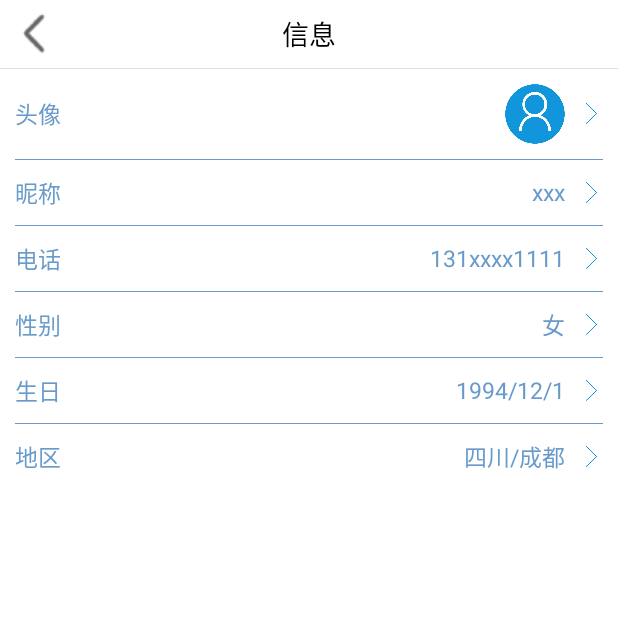
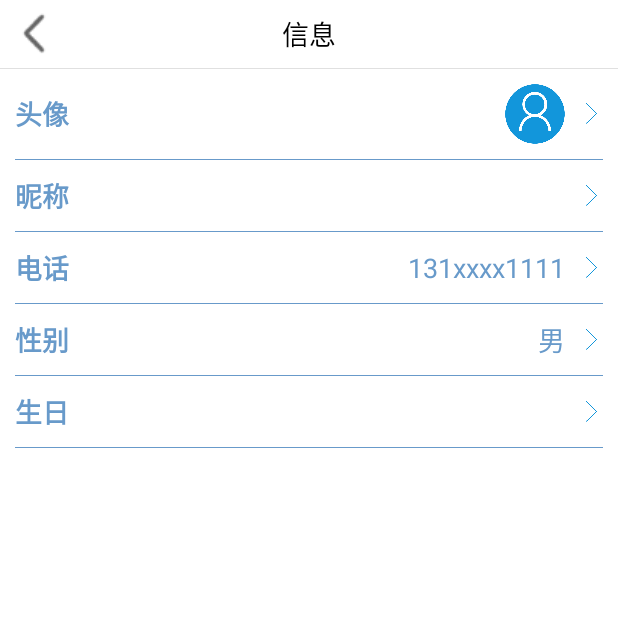
Before and after one commit to Zxl117/repo2, an Android app: the MyInfoActivity screen opened directly, with no data from a screen before it, on a phone screen of 412 x 824 dp, the top half of it. Run offline under Robolectric (Android 15) with nearby library versions, the phone set to English and light mode, and no system bars; our stand-ins replace ButterKnife; 1 statement that could not run was skipped.

Commit message:
更新了个人信息部分的代码

```diff
--- a/app/build.gradle
+++ b/app/build.gradle
@@ -4,11 +4,15 @@ android {
     compileSdkVersion 28
     defaultConfig {
         applicationId "com.king.project"
-        minSdkVersion 23
+        minSdkVersion 19
         targetSdkVersion 28
         versionCode 1
         versionName "1.0"
         testInstrumentationRunner "androidx.test.runner.AndroidJUnitRunner"
+        compileOptions {
+            sourceCompatibility JavaVersion.VERSION_1_8
+            targetCompatibility JavaVersion.VERSION_1_8
+        }
     }
     buildTypes {
         release {
--- a/app/src/main/java/com/king/project/activity/MyInfoActivity.java
+++ b/app/src/main/java/com/king/project/activity/MyInfoActivity.java
@@ -1,15 +1,150 @@
 package com.king.project.activity;
 
+import android.app.AlertDialog;
+import android.app.DatePickerDialog;
+import android.app.Dialog;
+import android.content.DialogInterface;
 import android.os.Bundle;
+import android.view.View;
+import android.widget.DatePicker;
+import android.widget.LinearLayout;
+import android.widget.TextView;
 
 import com.king.project.R;
+import com.king.project.utils.ConstantValue;
+import com.king.project.utils.SpUtil;
 
-public class MyInfoActivity extends BaseActivity {
+import java.time.DayOfWeek;
+import java.time.Month;
+import java.util.Calendar;
+
+import butterknife.BindView;
+import butterknife.ButterKnife;
+
+import static android.app.AlertDialog.THEME_DEVICE_DEFAULT_DARK;
+
+public class MyInfoActivity extends BaseActivity implements View.OnClickListener
+{
+
+    @BindView(R.id.ll_headimg)
+    LinearLayout ll_headimg;
+    @BindView(R.id.ll_nickname)
+    LinearLayout ll_nickname;
+    @BindView(R.id.ll_sex)
+    LinearLayout ll_sex;
+    @BindView(R.id.ll_birthday)
+    LinearLayout ll_birthday;
+    @BindView(R.id.ll_phone)
+    LinearLayout ll_phone;
+    @BindView(R.id.tv_sex)
+    TextView tv_sex;
+    @BindView(R.id.tv_birthday)
+    TextView tv_birthday;
+    @BindView(R.id.tv_phone)
+    TextView tv_phone;
+    @BindView(R.id.tv_nickname)
+    TextView tv_nickname;
+
+    int year; //今年
+    int month; //当前月份
+    int dayOfMonth; //今天
 
     @Override
     protected void onCreate(Bundle savedInstanceState) {
         super.onCreate(savedInstanceState);
         setContentView(R.layout.activity_my_info);
         changTitle("信息");
+        initUI();
+    }
+
+    private void initUI() {
+        ButterKnife.bind(this);
+        ll_headimg.setOnClickListener(this);
+        ll_nickname.setOnClickListener(this);
+        ll_sex.setOnClickListener(this);
+        ll_birthday.setOnClickListener(this);
+        ll_phone.setOnClickListener(this);
+
+
+        //存储图片没有写
+        String nickname=SpUtil.getString(this,ConstantValue.KEY_NICKNAME,"");
+        String sex=SpUtil.getString(this,ConstantValue.KEY_SEX,"男");
+        String birthday =SpUtil.getString(this,ConstantValue.KEY_BIRTHDAY,"");
+        String phone =SpUtil.getString(this,ConstantValue.KEY_PHONENUM,"");
+        tv_nickname.setText(nickname);
+        tv_sex.setText(sex);
+        tv_birthday.setText(birthday);
+        tv_phone.setText(phone);
+
+    }
+
+    @Override
+    public void onClick(View view) {
+        switch (view.getId())
+        {
+            case R.id.ll_headimg:
+                break;
+            case R.id.ll_sex:
+                //弹出对话框
+                showSingleDialog();
+                break;
+            case R.id.ll_phone:
+                break;
+            case R.id.ll_birthday:
+                //获取日历
+                dateDialogShow();
+                break;
+            case R.id.ll_nickname:
+                break;
+        }
+    }
+    private void dateDialogShow() {
+        Calendar calendar =Calendar.getInstance();
+        year=calendar.get(Calendar.YEAR);
+        month=calendar.get(Calendar.MONTH);
+        dayOfMonth=calendar.get(Calendar.DAY_OF_MONTH);
+       DatePickerDialog datePickerDialog=new DatePickerDialog(this,R.style.DateTime,null,year,month,dayOfMonth);
+       datePickerDialog.setCancelable(true);
+       datePickerDialog.setButton(DialogInterface.BUTTON_POSITIVE, "确认", new DialogInterface.OnClickListener() {
+           @Override
+           public void onClick(DialogInterface dialog, int which) {
+               //确定的逻辑代码在监听中实现
+               DatePicker picker = datePickerDialog.getDatePicker();
+                year = picker.getYear();
+                 month = picker.getMonth();
+                 dayOfMonth = picker.getDayOfMonth();
+                 SpUtil.putString(getApplicationContext(),ConstantValue.KEY_BIRTHDAY,year+"-"+(month+1)+"-"+dayOfMonth);
+                  tv_birthday.setText(year+"-"+(month+1)+"-"+dayOfMonth);
+           }
+       });
+        datePickerDialog.setButton(DialogInterface.BUTTON_NEGATIVE, "取消",
+                new DialogInterface.OnClickListener() {
+                    @Override
+                    public void onClick(DialogInterface dialog, int which) {
+                        //取消什么也不用做
+                    }
+                });
+
+       datePickerDialog.show();
+    }
+
+    private void showSingleDialog() {
+        final String []item ={"男","女"};
+        AlertDialog.Builder singlesexchoice=new AlertDialog.Builder(this);
+        singlesexchoice.setSingleChoiceItems(item, 0, new DialogInterface.OnClickListener() {
+            @Override
+            public void onClick(DialogInterface dialogInterface, int i)
+            {
+                 tv_sex.setText(item[i]);
+                dialogInterface.dismiss();
+            }
+        });
+        singlesexchoice.setNegativeButton("取消", new DialogInterface.OnClickListener() {
+            @Override
+            public void onClick(DialogInterface dialogInterface, int i) {
+                dialogInterface.dismiss();
+            }
+        });
+        singlesexchoice.show();
     }
 }
--- a/app/src/main/java/com/king/project/utils/ConstantValue.java
+++ b/app/src/main/java/com/king/project/utils/ConstantValue.java
@@ -5,12 +5,31 @@ public class ConstantValue {
     public static final String KEY_DOSERATE = "key_doserate";
     /*** 累积剂量****/
     public static final String KEY_CUMULATIVE_DOSE = "key_cumulative_dose ";
-    /** * 工作时长*****/
+    /**
+     * 工作时长
+     *****/
     public static final String KEY_WORK_TIME = "key_work_time ";
     /*** 刻度系数*****/
     public static final String KEY_SCALE_COEFFICIENT = "key_scale_coefficient ";
     /*** 工作模式******/
     public static final String KEY_WORK_MODE = "key_dose_accumulation ";
     /*****屏幕常亮********/
-    public static final String  KEY_SCREEN_BRIGHT = "key_screen_bright";
+    public static final String KEY_SCREEN_BRIGHT = "key_screen_bright";
+    /**
+     * 生日日期
+     */
+    public static final String KEY_BIRTHDAY = "key_birthday";
+    /**
+     * 昵称
+     */
+    public static final String KEY_NICKNAME = "key_nickname";
+
+    /**
+     * 性别
+     */
+    public static final String KEY_SEX =" key_sex" ;
+    /**
+     * 电话号码
+     */
+    public static final String KEY_PHONENUM = "key_phonenum";
 }
--- a/app/src/main/java/com/king/project/utils/SpUtil.java
+++ b/app/src/main/java/com/king/project/utils/SpUtil.java
@@ -75,7 +75,6 @@ public class SpUtil
         }
       return   sp.getString(key,value);
 
-
     }
 
 
@@ -86,5 +85,4 @@ public class SpUtil
 
 
 
-
 }
--- a/app/src/main/res/layout/activity_my_info.xml
+++ b/app/src/main/res/layout/activity_my_info.xml
@@ -4,258 +4,223 @@
     xmlns:tools="http://schemas.android.com/tools"
     android:layout_width="match_parent"
     android:layout_height="match_parent"
+    android:background="@color/White"
     android:orientation="vertical"
-    android:background="@color/White"
     tools:context=".activity.MyInfoActivity">
 
 
-    <include layout="@layout/lay_title"/>
+    <include layout="@layout/lay_title" />
 
     <LinearLayout
-        android:gravity="center_vertical"
-        android:padding="@dimen/Padding_LR"
+        android:id="@+id/ll_headimg"
         android:layout_width="match_parent"
         android:layout_height="wrap_content"
-        android:orientation="horizontal">
+        android:gravity="center_vertical"
+        android:orientation="horizontal"
+        android:padding="@dimen/Padding_LR"
+        >
 
         <TextView
+            style="@style/Font_18"
             android:layout_width="0dp"
+            android:layout_height="wrap_content"
             android:layout_weight="1"
-            android:layout_height="wrap_content"
-            style="@style/Font_15"
+            android:text="头像"
             android:textColor="@color/APP_P"
-            android:text="头像"/>
+            android:textStyle="bold" />
 
 
         <ImageView
             android:layout_width="40dp"
             android:layout_height="40dp"
-            android:src="@mipmap/touxiang"/>
+            android:src="@mipmap/touxiang" />
 
         <ImageView
-            android:layout_marginLeft="@dimen/Padding_LR"
             android:layout_width="15dp"
             android:layout_height="15dp"
-            android:src="@mipmap/right"/>
-
-
+            android:layout_marginLeft="@dimen/Padding_LR"
+            android:src="@mipmap/right" />
 
 
     </LinearLayout>
 
     <View
+        android:layout_width="match_parent"
+        android:layout_height="0.5dp"
         android:layout_marginLeft="@dimen/Padding_LR"
         android:layout_marginRight="@dimen/Padding_LR"
-        android:layout_width="match_parent"
-        android:layout_height="0.5dp"
-        android:background="@color/APP_P"/>
+        android:background="@color/APP_P" />
 
     <LinearLayout
-        android:gravity="center_vertical"
-        android:padding="@dimen/Padding_LR"
+        android:id="@+id/ll_nickname"
         android:layout_width="match_parent"
         android:layout_height="wrap_content"
-        android:orientation="horizontal">
+        android:gravity="center_vertical"
+        android:orientation="horizontal"
+        android:padding="@dimen/Padding_LR">
 
         <TextView
+            style="@style/Font_18"
             android:layout_width="0dp"
+            android:layout_height="wrap_content"
             android:layout_weight="1"
-            android:layout_height="wrap_content"
-            style="@style/Font_15"
+            android:text="昵称"
             android:textColor="@color/APP_P"
-            android:text="昵称"/>
+            android:textStyle="bold" />
 
 
         <TextView
+            android:id="@+id/tv_nickname"
+            style="@style/Font_18"
             android:layout_width="wrap_content"
             android:layout_height="wrap_content"
-           style="@style/Font_15"
-            android:textColor="@color/APP_P"
             android:text="xxx"
-            />
+            android:textColor="@color/APP_P" />
 
         <ImageView
-            android:layout_marginLeft="@dimen/Padding_LR"
             android:layout_width="15dp"
             android:layout_height="15dp"
-            android:src="@mipmap/right"/>
-
-
+            android:layout_marginLeft="@dimen/Padding_LR"
+            android:src="@mipmap/right" />
 
 
     </LinearLayout>
 
 
     <View
+        android:layout_width="match_parent"
+        android:layout_height="0.5dp"
         android:layout_marginLeft="@dimen/Padding_LR"
         android:layout_marginRight="@dimen/Padding_LR"
-        android:layout_width="match_parent"
-        android:layout_height="0.5dp"
-        android:background="@color/APP_P"/>
+        android:background="@color/APP_P" />
 
     <LinearLayout
-        android:gravity="center_vertical"
-        android:padding="@dimen/Padding_LR"
+        android:id="@+id/ll_phone"
         android:layout_width="match_parent"
         android:layout_height="wrap_content"
-        android:orientation="horizontal">
+        android:gravity="center_vertical"
+        android:orientation="horizontal"
+        android:padding="@dimen/Padding_LR">
 
         <TextView
+            style="@style/Font_18"
             android:layout_width="0dp"
+            android:layout_height="wrap_content"
             android:layout_weight="1"
-            android:layout_height="wrap_content"
-            style="@style/Font_15"
+            android:text="电话"
             android:textColor="@color/APP_P"
-            android:text="电话"/>
+            android:textStyle="bold" />
 
 
         <TextView
+            android:id="@+id/tv_phonenumber"
+            style="@style/Font_18"
             android:layout_width="wrap_content"
             android:layout_height="wrap_content"
-            style="@style/Font_15"
-            android:textColor="@color/APP_P"
             android:text="131xxxx1111"
-            />
+            android:textColor="@color/APP_P" />
 
         <ImageView
-            android:layout_marginLeft="@dimen/Padding_LR"
             android:layout_width="15dp"
             android:layout_height="15dp"
-            android:src="@mipmap/right"/>
-
-
+            android:layout_marginLeft="@dimen/Padding_LR"
+            android:src="@mipmap/right" />
 
 
     </LinearLayout>
 
 
     <View
+        android:layout_width="match_parent"
+        android:layout_height="0.5dp"
         android:layout_marginLeft="@dimen/Padding_LR"
         android:layout_marginRight="@dimen/Padding_LR"
-        android:layout_width="match_parent"
-        android:layout_height="0.5dp"
-        android:background="@color/APP_P"/>
+        android:background="@color/APP_P" />
 
     <LinearLayout
-        android:gravity="center_vertical"
-        android:padding="@dimen/Padding_LR"
+        android:id="@+id/ll_sex"
         android:layout_width="match_parent"
         android:layout_height="wrap_content"
-        android:orientation="horizontal">
+        android:gravity="center_vertical"
+        android:orientation="horizontal"
+        android:padding="@dimen/Padding_LR">
 
         <TextView
+            style="@style/Font_18"
             android:layout_width="0dp"
+            android:layout_height="wrap_content"
             android:layout_weight="1"
-            android:layout_height="wrap_content"
-            style="@style/Font_15"
+            android:text="性别"
             android:textColor="@color/APP_P"
-            android:text="性别"/>
+            android:textStyle="bold" />
 
 
         <TextView
+            android:id="@+id/tv_sex"
+            style="@style/Font_18"
             android:layout_width="wrap_content"
             android:layout_height="wrap_content"
-            style="@style/Font_15"
-            android:textColor="@color/APP_P"
             android:text="女"
-            />
+            android:textColor="@color/APP_P" />
 
         <ImageView
-            android:layout_marginLeft="@dimen/Padding_LR"
             android:layout_width="15dp"
             android:layout_height="15dp"
-            android:src="@mipmap/right"/>
-
-
+            android:layout_marginLeft="@dimen/Padding_LR"
+            android:src="@mipmap/right" />
 
 
     </LinearLayout>
 
 
     <View
+        android:layout_width="match_parent"
+        android:layout_height="0.5dp"
         android:layout_marginLeft="@dimen/Padding_LR"
         android:layout_marginRight="@dimen/Padding_LR"
-        android:layout_width="match_parent"
-        android:layout_height="0.5dp"
-        android:background="@color/APP_P"/>
+        android:background="@color/APP_P" />
 
     <LinearLayout
-        android:gravity="center_vertical"
-        android:padding="@dimen/Padding_LR"
+        android:id="@+id/ll_birthday"
         android:layout_width="match_parent"
         android:layout_height="wrap_content"
-        android:orientation="horizontal">
+        android:gravity="center_vertical"
+        android:orientation="horizontal"
+        android:padding="@dimen/Padding_LR">
 
         <TextView
+            style="@style/Font_18"
             android:layout_width="0dp"
+            android:layout_height="wrap_content"
             android:layout_weight="1"
-            android:layout_height="wrap_content"
-            style="@style/Font_15"
+            android:text="生日"
             android:textColor="@color/APP_P"
-            android:text="生日"/>
+            android:textStyle="bold" />
 
 
         <TextView
+            android:id="@+id/tv_birthday"
+            style="@style/Font_18"
             android:layout_width="wrap_content"
             android:layout_height="wrap_content"
-            style="@style/Font_15"
-            android:textColor="@color/APP_P"
             android:text="1994/12/1"
-            />
+            android:textColor="@color/APP_P" />
 
         <ImageView
-            android:layout_marginLeft="@dimen/Padding_LR"
             android:layout_width="15dp"
             android:layout_height="15dp"
-            android:src="@mipmap/right"/>
-
-
+            android:layout_marginLeft="@dimen/Padding_LR"
+            android:src="@mipmap/right" />
 
 
     </LinearLayout>
 
     <View
+        android:layout_width="match_parent"
+        android:layout_height="0.5dp"
         android:layout_marginLeft="@dimen/Padding_LR"
         android:layout_marginRight="@dimen/Padding_LR"
-        android:layout_width="match_parent"
-        android:layout_height="0.5dp"
-        android:background="@color/APP_P"/>
-
-    <LinearLayout
-        android:gravity="center_vertical"
-        android:padding="@dimen/Padding_LR"
-        android:layout_width="match_parent"
-        android:layout_height="wrap_content"
-        android:orientation="horizontal">
-
-        <TextView
-            android:layout_width="0dp"
-            android:layout_weight="1"
-            android:layout_height="wrap_content"
-            style="@style/Font_15"
-            android:textColor="@color/APP_P"
-            android:text="地区"/>
-
-
-        <TextView
-            android:layout_width="wrap_content"
-            android:layout_height="wrap_content"
-            style="@style/Font_15"
-            android:textColor="@color/APP_P"
-            android:text="四川/成都"
-            />
-
-        <ImageView
-            android:layout_marginLeft="@dimen/Padding_LR"
-            android:layout_width="15dp"
-            android:layout_height="15dp"
-            android:src="@mipmap/right"/>
-
-
-
-
-    </LinearLayout>
-
+        android:background="@color/APP_P" />
 
 
 </LinearLayout>
--- /dev/null
+++ b/app/src/main/res/layout/setting_date.xml
@@ -0,0 +1,10 @@
+<?xml version="1.0" encoding="utf-8"?>
+<LinearLayout xmlns:android="http://schemas.android.com/apk/res/android"
+    android:layout_width="wrap_content"
+    android:layout_height="wrap_content"
+    >
+    <DatePicker
+        android:id="@+id/datepicker"
+        android:layout_width="wrap_content"
+        android:layout_height="wrap_content"/>
+</LinearLayout>
--- a/app/src/main/res/values/styles.xml
+++ b/app/src/main/res/values/styles.xml
@@ -60,4 +60,13 @@
         <item name="android:textSize">11.0sp</item>
     </style>
 
+    <style name="DateTime" parent="android:Theme.Holo.Light.NoActionBar">
+        <item name="android:windowFrame">@null</item>
+        <item name="android:windowIsFloating">true</item>
+        <item name="android:windowIsTranslucent">false</item>
+        <item name="android:windowNoTitle">true</item>
+        <item name="android:windowContentOverlay">@null</item>
+        <item name="android:backgroundDimEnabled">false</item>
+    </style>
+
 </resources>
```
Also changed, not shown: 8 other files.
